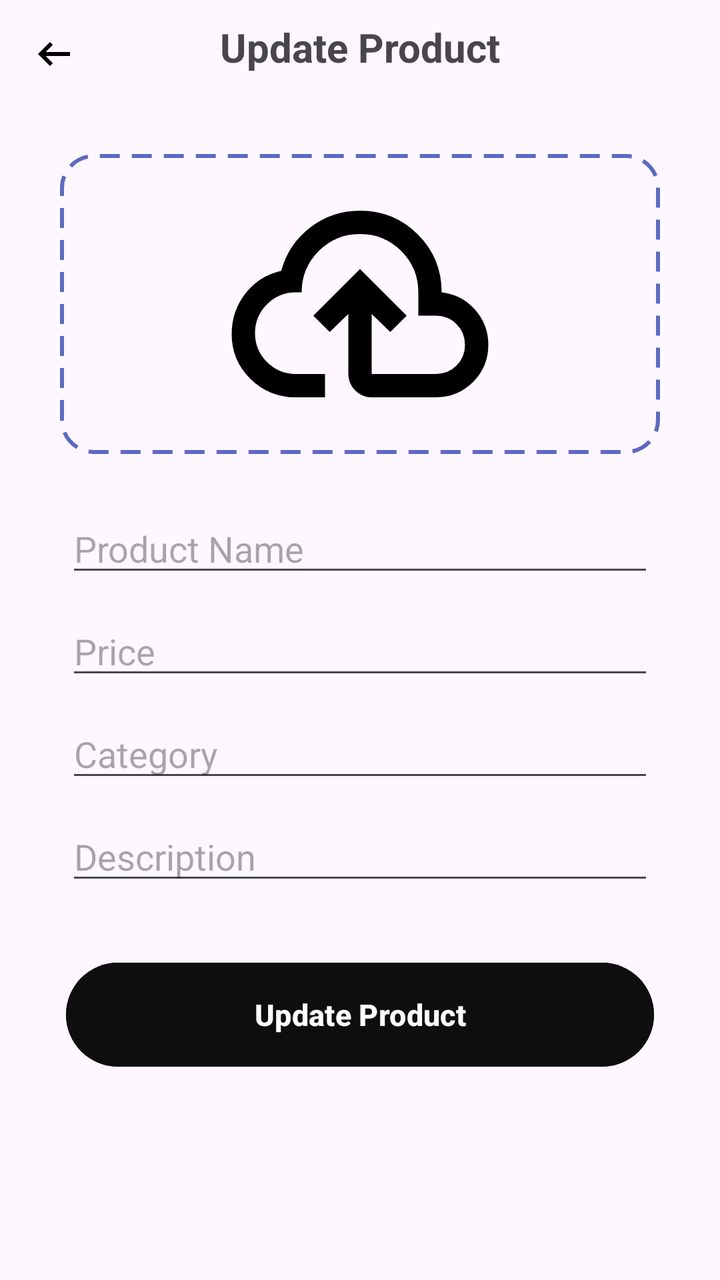
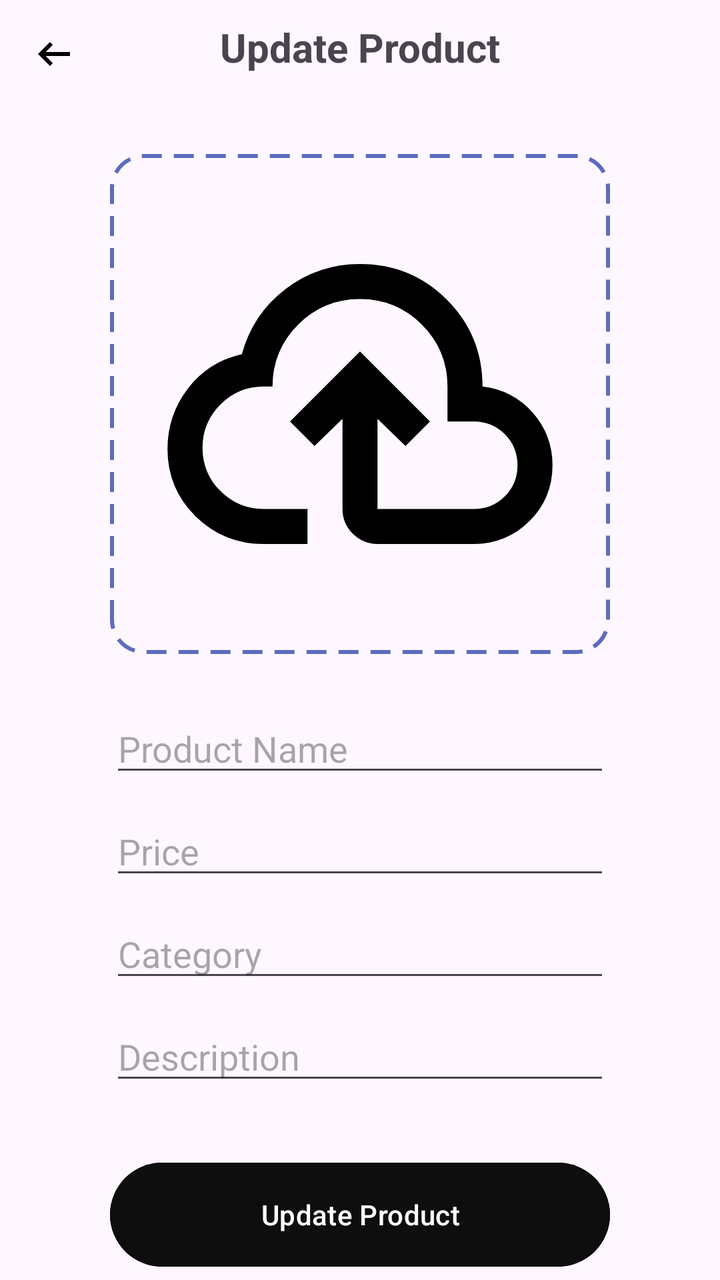

An Android layout rendered at two revisions. The XML below is the earlier revision; the diff shows what the commit changed to produce the second picture.
<!-- AndroidManifest.xml: application theme Theme.ECommerceFitIn -->
<!-- res/layout/activity_update_product.xml -->
<?xml version="1.0" encoding="utf-8"?>
<androidx.constraintlayout.widget.ConstraintLayout xmlns:android="http://schemas.android.com/apk/res/android"
    xmlns:app="http://schemas.android.com/apk/res-auto"
    xmlns:tools="http://schemas.android.com/tools"
    android:id="@+id/main"
    android:layout_width="match_parent"
    android:layout_height="match_parent"
    tools:context=".UpdateProductActivity">

    <ImageView
        android:id="@+id/imageViewBack"
        android:layout_width="wrap_content"
        android:layout_height="wrap_content"
        android:padding="15dp"
        app:layout_constraintStart_toStartOf="parent"
        app:layout_constraintTop_toTopOf="parent"
        app:srcCompat="@drawable/left" />

    <TextView
        android:id="@+id/textView"
        android:layout_width="wrap_content"
        android:layout_height="wrap_content"
        android:layout_marginTop="10dp"
        android:text="Update Product"
        android:textSize="20sp"
        android:textStyle="bold"
        app:layout_constraintEnd_toEndOf="parent"
        app:layout_constraintStart_toStartOf="parent"
        app:layout_constraintTop_toTopOf="parent" />

    <LinearLayout
        android:id="@+id/uploadImageCard"
        android:layout_width="300dp"
        android:layout_height="150dp"
        android:layout_marginTop="40dp"
        android:background="@drawable/borderupload"
        android:gravity="center"
        android:orientation="vertical"
        app:layout_constraintEnd_toEndOf="parent"
        app:layout_constraintStart_toStartOf="parent"
        app:layout_constraintTop_toBottomOf="@+id/textView">

        <ImageView
            android:id="@+id/ivPreview"
            android:layout_width="150dp"
            android:layout_height="150dp"
            android:padding="5dp"
            android:scaleType="centerCrop"
            app:layout_constraintEnd_toEndOf="parent"
            app:layout_constraintStart_toStartOf="parent"
            app:layout_constraintTop_toBottomOf="@+id/textView"
            app:srcCompat="@drawable/upload" />
    </LinearLayout>




    <EditText
        android:id="@+id/editTextPrice"
        android:layout_width="wrap_content"
        android:layout_height="wrap_content"
        android:ems="14"
        android:hint="Price"
        android:layout_marginTop="10dp"
        android:inputType="text"
        app:layout_constraintEnd_toEndOf="parent"
        app:layout_constraintStart_toStartOf="parent"
        app:layout_constraintTop_toBottomOf="@+id/editTextName" />

    <EditText
        android:id="@+id/editTextName"
        android:layout_width="wrap_content"
        android:layout_height="wrap_content"
        android:layout_marginTop="25dp"
        android:ems="14"
        android:hint="Product Name"
        android:inputType="none"
        android:focusable="false"
        android:focusableInTouchMode="false"
        app:layout_constraintEnd_toEndOf="parent"
        app:layout_constraintStart_toStartOf="parent"
        app:layout_constraintTop_toBottomOf="@+id/uploadImageCard" />

    <EditText
        android:id="@+id/editTextCategory"
        android:layout_width="wrap_content"
        android:layout_height="wrap_content"
        android:layout_marginTop="10dp"
        android:ems="14"
        android:hint="Category"
        android:inputType="text"
        app:layout_constraintEnd_toEndOf="parent"
        app:layout_constraintStart_toStartOf="parent"
        app:layout_constraintTop_toBottomOf="@+id/editTextPrice" />

    <EditText
        android:id="@+id/editTextDescription"
        android:layout_width="wrap_content"
        android:layout_height="wrap_content"
        android:layout_marginTop="10dp"
        android:ems="14"
        android:hint="Description"
        android:inputType="text"
        app:layout_constraintEnd_toEndOf="parent"
        app:layout_constraintStart_toStartOf="parent"
        app:layout_constraintTop_toBottomOf="@+id/editTextCategory" />

    <Button
        android:id="@+id/btnUpload"
        android:layout_width="0dp"
        android:layout_height="60dp"
        android:layout_marginTop="30dp"
        android:backgroundTint="@color/black"
        android:text="Update Product"
        android:textColor="@color/white"
        android:textStyle="bold"
        android:textSize="15dp"
        app:layout_constraintEnd_toEndOf="@+id/editTextDescription"
        app:layout_constraintStart_toStartOf="@+id/editTextDescription"
        app:layout_constraintTop_toBottomOf="@+id/editTextDescription" />
</androidx.constraintlayout.widget.ConstraintLayout>
<!-- resources referenced by this layout -->
<resources>
  <color name="black">#0F0E0E</color>
  <color name="white">#FFFFFFFF</color>
  <!-- drawable borderupload (drawable) -->
  <?xml version="1.0" encoding="utf-8"?>
  <shape xmlns:android="http://schemas.android.com/apk/res/android"
      android:shape="rectangle">
  
      
      <corners android:radius="16dp"/>
  
      
      <stroke
          android:width="2dp"
          android:color="#5C6BC0"
          android:dashWidth="10dp"
          android:dashGap="6dp"/>
  
  </shape>
  <!-- drawable left (drawable) -->
  <vector xmlns:android="http://schemas.android.com/apk/res/android" android:autoMirrored="true" android:height="24dp" android:tint="#000000" android:viewportHeight="960" android:viewportWidth="960" android:width="24dp">
        
      <path android:fillColor="@android:color/white" android:pathData="M400,720L160,480L400,240L456,298L314,440L800,440L800,520L314,520L456,662L400,720Z"/>
      
  </vector>
  <!-- drawable upload (drawable) -->
  <vector xmlns:android="http://schemas.android.com/apk/res/android" android:height="24dp" android:tint="#000000" android:viewportHeight="960" android:viewportWidth="960" android:width="24dp">
        
      <path android:fillColor="@android:color/white" android:pathData="M260,800Q169,800 104.5,737Q40,674 40,583Q40,505 87,444Q134,383 210,366Q235,274 310,217Q385,160 480,160Q597,160 678.5,241.5Q760,323 760,440L760,440L760,440Q829,448 874.5,499.5Q920,551 920,620Q920,695 867.5,747.5Q815,800 740,800L520,800Q487,800 463.5,776.5Q440,753 440,720L440,514L376,576L320,520L480,360L640,520L584,576L520,514L520,720Q520,720 520,720Q520,720 520,720L740,720Q782,720 811,691Q840,662 840,620Q840,578 811,549Q782,520 740,520L680,520L680,440Q680,357 621.5,298.5Q563,240 480,240Q397,240 338.5,298.5Q280,357 280,440L260,440Q202,440 161,481Q120,522 120,580Q120,638 161,679Q202,720 260,720L360,720L360,800L260,800ZM480,520L480,520L480,520Q480,520 480,520Q480,520 480,520L480,520L480,520Q480,520 480,520Q480,520 480,520L480,520Q480,520 480,520Q480,520 480,520L480,520Q480,520 480,520Q480,520 480,520Q480,520 480,520Q480,520 480,520L480,520L480,520Q480,520 480,520Q480,520 480,520Q480,520 480,520Q480,520 480,520L480,520Q480,520 480,520Q480,520 480,520Q480,520 480,520Q480,520 480,520L480,520Z" />
  
  </vector>
  <style name="Theme.ECommerceFitIn" parent="Base.Theme.ECommerceFitIn" />
  <style name="Base.Theme.ECommerceFitIn" parent="Theme.Material3.DayNight.NoActionBar">
          
          
      </style>
</resources>

<!-- the commit's change to res/layout/activity_update_product.xml (unified diff, before → after) -->
@@ -30,8 +30,8 @@
 
     <LinearLayout
         android:id="@+id/uploadImageCard"
-        android:layout_width="300dp"
-        android:layout_height="150dp"
+        android:layout_width="250dp"
+        android:layout_height="250dp"
         android:layout_marginTop="40dp"
         android:background="@drawable/borderupload"
         android:gravity="center"
@@ -42,8 +42,8 @@
 
         <ImageView
             android:id="@+id/ivPreview"
-            android:layout_width="150dp"
-            android:layout_height="150dp"
+            android:layout_width="220dp"
+            android:layout_height="220dp"
             android:padding="5dp"
             android:scaleType="centerCrop"
             app:layout_constraintEnd_toEndOf="parent"
@@ -53,56 +53,54 @@
     </LinearLayout>
 
 
-
-
     <EditText
         android:id="@+id/editTextPrice"
-        android:layout_width="wrap_content"
+        android:layout_width="0dp"
         android:layout_height="wrap_content"
+        android:layout_marginTop="10dp"
         android:ems="14"
         android:hint="Price"
-        android:layout_marginTop="10dp"
         android:inputType="text"
-        app:layout_constraintEnd_toEndOf="parent"
-        app:layout_constraintStart_toStartOf="parent"
+        app:layout_constraintEnd_toEndOf="@+id/editTextName"
+        app:layout_constraintStart_toStartOf="@+id/editTextName"
         app:layout_constraintTop_toBottomOf="@+id/editTextName" />
 
     <EditText
         android:id="@+id/editTextName"
-        android:layout_width="wrap_content"
+        android:layout_width="0dp"
         android:layout_height="wrap_content"
         android:layout_marginTop="25dp"
         android:ems="14"
+        android:focusable="false"
+        android:focusableInTouchMode="false"
         android:hint="Product Name"
         android:inputType="none"
-        android:focusable="false"
-        android:focusableInTouchMode="false"
-        app:layout_constraintEnd_toEndOf="parent"
-        app:layout_constraintStart_toStartOf="parent"
+        app:layout_constraintEnd_toEndOf="@+id/uploadImageCard"
+        app:layout_constraintStart_toStartOf="@+id/uploadImageCard"
         app:layout_constraintTop_toBottomOf="@+id/uploadImageCard" />
 
     <EditText
         android:id="@+id/editTextCategory"
-        android:layout_width="wrap_content"
+        android:layout_width="0dp"
         android:layout_height="wrap_content"
         android:layout_marginTop="10dp"
         android:ems="14"
         android:hint="Category"
         android:inputType="text"
-        app:layout_constraintEnd_toEndOf="parent"
-        app:layout_constraintStart_toStartOf="parent"
+        app:layout_constraintEnd_toEndOf="@+id/editTextPrice"
+        app:layout_constraintStart_toStartOf="@+id/editTextPrice"
         app:layout_constraintTop_toBottomOf="@+id/editTextPrice" />
 
     <EditText
         android:id="@+id/editTextDescription"
-        android:layout_width="wrap_content"
+        android:layout_width="0dp"
         android:layout_height="wrap_content"
         android:layout_marginTop="10dp"
         android:ems="14"
         android:hint="Description"
         android:inputType="text"
-        app:layout_constraintEnd_toEndOf="parent"
-        app:layout_constraintStart_toStartOf="parent"
+        app:layout_constraintEnd_toEndOf="@+id/editTextCategory"
+        app:layout_constraintStart_toStartOf="@+id/editTextCategory"
         app:layout_constraintTop_toBottomOf="@+id/editTextCategory" />
 
     <Button
@@ -113,8 +111,6 @@
         android:backgroundTint="@color/black"
         android:text="Update Product"
         android:textColor="@color/white"
-        android:textStyle="bold"
-        android:textSize="15dp"
         app:layout_constraintEnd_toEndOf="@+id/editTextDescription"
         app:layout_constraintStart_toStartOf="@+id/editTextDescription"
         app:layout_constraintTop_toBottomOf="@+id/editTextDescription" />
